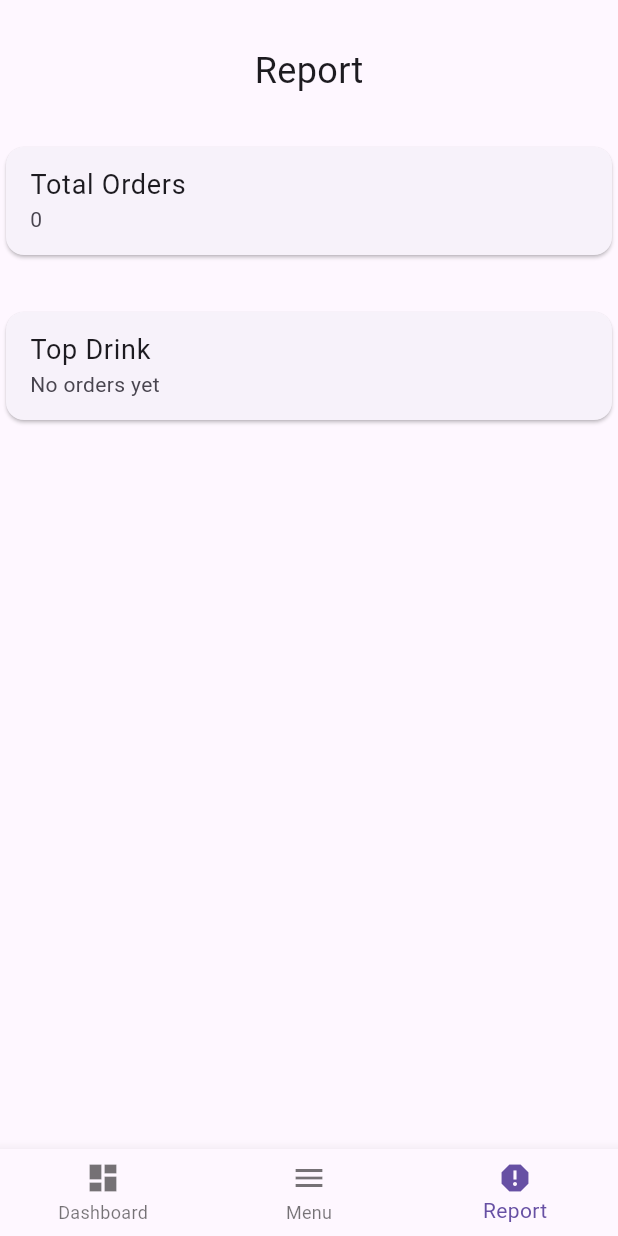
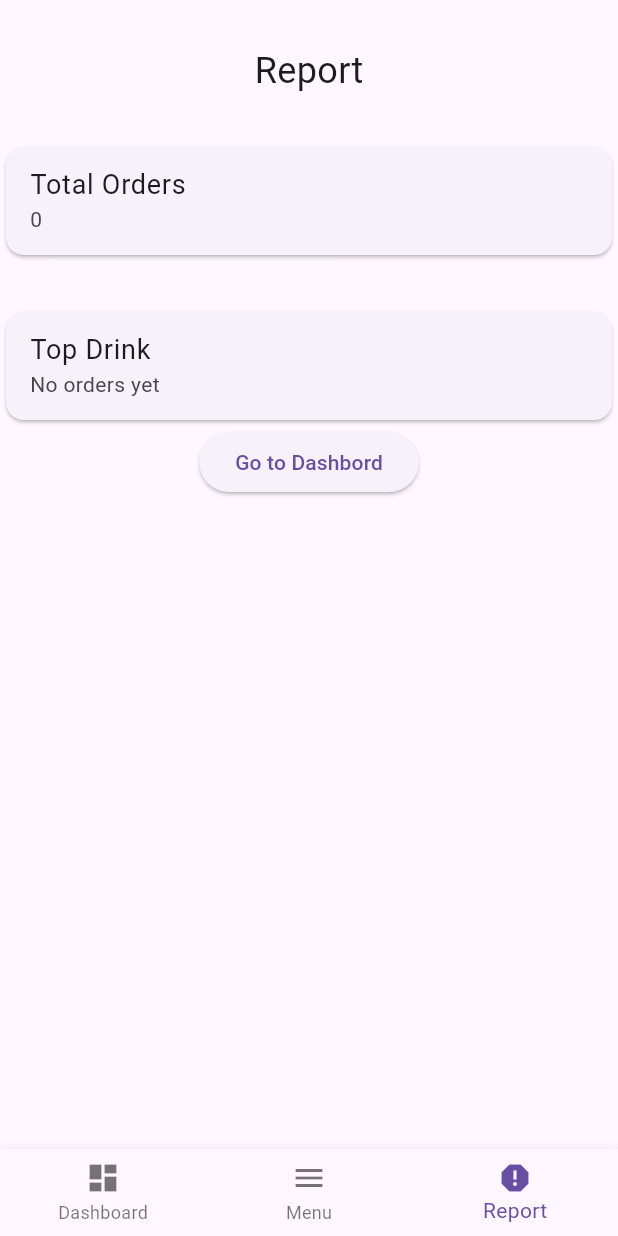
Before and after one commit to Bahnooos/smart-ahwa, a Flutter app: the screen it shows after launch, item 3 of the bottom bar chosen, on a phone screen of 412 x 824 dp. Run offline on Flutter 3.47's test engine with Material 3 defaults, Android fonts, the phone set to English and light mode, and no system bars.

```diff
--- a/lib/home/screens/home_screen.dart
+++ b/lib/home/screens/home_screen.dart
@@ -9,7 +9,7 @@ class HomeScreen extends StatefulWidget {
 }
 
 class _HomeScreenState extends State<HomeScreen> {
-  int _selectedBottomNavIndex = 0;
+  int _selectedBottomNavIndex = 1;
   Widget? currentPage;
   final GlobalKey<ScaffoldState> _scaffoldKey = GlobalKey<ScaffoldState>();
   void onTappedItem(int index) =>
--- a/lib/report/screen/report_screen.dart
+++ b/lib/report/screen/report_screen.dart
@@ -1,13 +1,12 @@
 import 'package:flutter/material.dart';
+import 'package:smart_ahwa_manager_app/dashbord/screens/dashbord_screen.dart';
 import 'package:smart_ahwa_manager_app/order_feature/data/order_lists.dart';
-import 'package:smart_ahwa_manager_app/order_feature/data/order_model.dart';
 import 'package:smart_ahwa_manager_app/report/data/report_service.dart';
 import 'package:smart_ahwa_manager_app/report/data/sales_report.dart';
 
 class ReportScreen extends StatelessWidget {
-  const ReportScreen({super.key, this.orderModel});
+  const ReportScreen({super.key});
 
-  final OrderModel? orderModel;
   @override
   Widget build(BuildContext context) {
     final reportService = ReportService(SalesReport());
@@ -19,7 +18,7 @@ class ReportScreen extends StatelessWidget {
       child: Scaffold(
         body: Column(
           children: [
-             SizedBox(height: 30),
+            SizedBox(height: 30),
             Text('Report', style: TextStyle(fontSize: 24)),
             SizedBox(height: 30),
             Card(
@@ -35,6 +34,15 @@ class ReportScreen extends StatelessWidget {
                 subtitle: Text('$topDrink', style: TextStyle(fontSize: 14)),
               ),
             ),
+            ElevatedButton(
+              onPressed: () {
+                Navigator.push(
+                  context,
+                  MaterialPageRoute(builder: (context) => DashbordScreen()),
+                );
+              },
+              child: Text('Go to Dashbord'),
+            ),
           ],
         ),
       ),
--- a/lib/smart_ahwa_manager_app.dart
+++ b/lib/smart_ahwa_manager_app.dart
@@ -7,6 +7,7 @@ class SmartAhwaManagerApp extends StatelessWidget {
   @override
   Widget build(BuildContext context) {
     return MaterialApp(
+      debugShowCheckedModeBanner: false,
       title: 'Smart Ahwa Manager App',
       theme: ThemeData(primarySwatch: Colors.blue),
       home: const HomeScreen(),
```
Also changed, not shown: lib/dashbord/screens/dashbord_screen.dart (+51 -7 lines), lib/order_feature/screens/order_details_screen.dart (+8 -2 lines), lib/order_feature/screens/order_screen.dart (+6 -4 lines).
